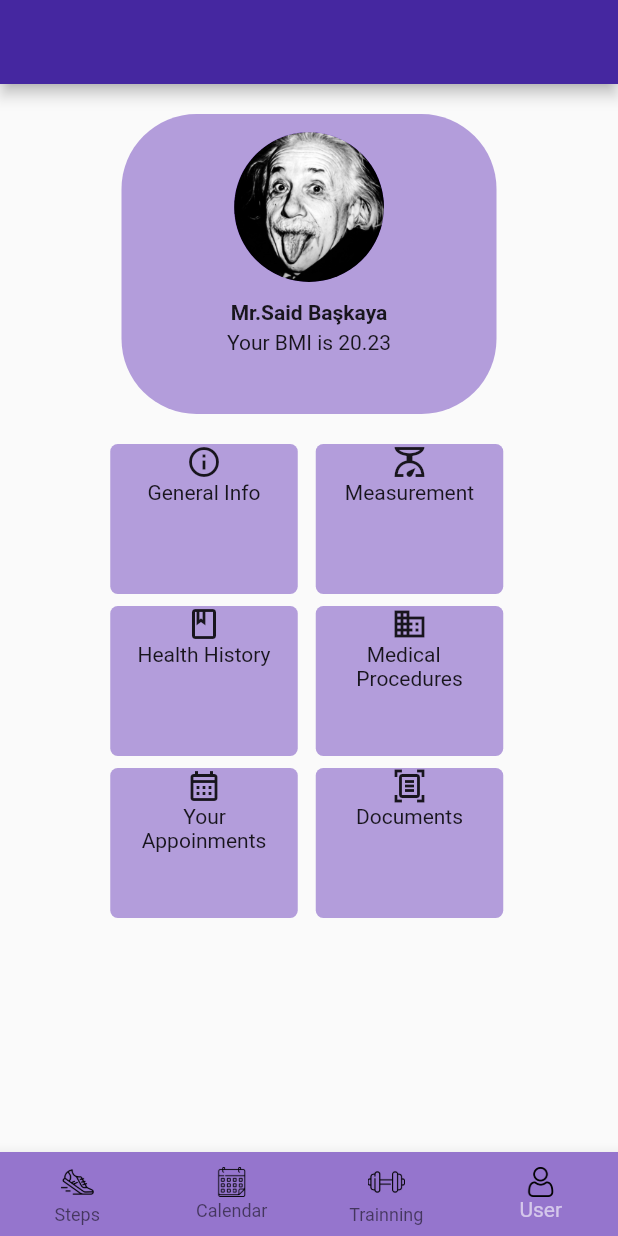
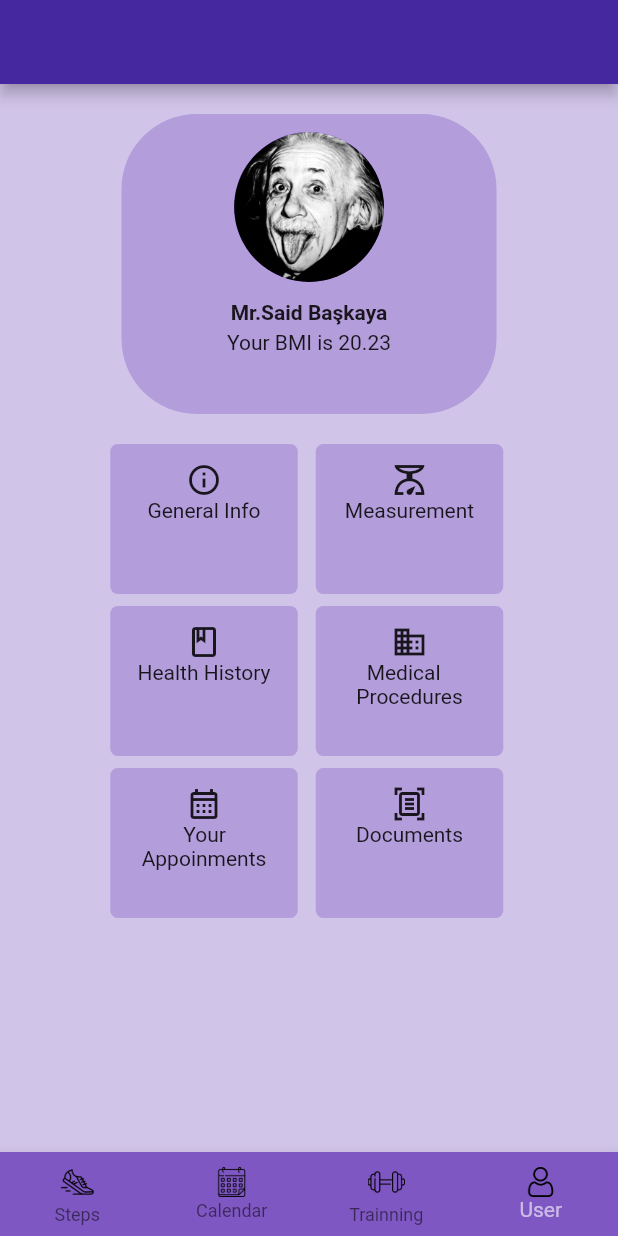
Before and after one commit to yavuzsavan/trainingApp, a Flutter app: the screen it shows after launch, on a phone screen of 412 x 824 dp. Run offline on Flutter 3.47's test engine with Material 2 defaults, Android fonts, the phone set to English and light mode, and no system bars; our stand-ins replace google_nav_bar, percent_indicator.

Commit message:
some padding

```diff
--- a/lib/homepage.dart
+++ b/lib/homepage.dart
@@ -31,7 +31,7 @@ class _HomePageState extends State<HomePage> {
     return Scaffold(
       body: pages[selectedIndex],
       bottomNavigationBar: BottomNavigationBar(
-        backgroundColor: Colors.deepPurple.shade300,
+        backgroundColor: Colors.deepPurple.shade400,
         onTap: navigateBottomBar,
         currentIndex: selectedIndex,
         type: BottomNavigationBarType.fixed,
--- a/lib/pages/account.dart
+++ b/lib/pages/account.dart
@@ -11,6 +11,7 @@ class UserAccount extends StatelessWidget {
       appBar: AppBar(
         backgroundColor: Colors.deepPurple.shade800,
       ),
+      backgroundColor: Colors.deepPurple.shade100,
       body: Center(
         child: Column(
           children: [
@@ -35,7 +36,9 @@ class UserAccount extends StatelessWidget {
                         ),
                         child: ClipRRect(
                           borderRadius: BorderRadius.circular(80.0),
-                        child: Image.asset("assets/images/einstein2.png"),
+                          child: Image.asset(
+                            "assets/images/einstein2.png",
+                          ),
                         )
                         // Image.asset(
                         //     "assets/images/einstein2.png",
@@ -75,7 +78,13 @@ class UserAccount extends StatelessWidget {
                           ),
                           child: Column(
                             children: const [
-                              Icon(Icons.info_outlined),
+                              Padding(
+                                padding: EdgeInsets.only(top: 12),
+                                child: Icon(
+                                  Icons.info_outlined,
+
+                                ),
+                              ),
                               Text(
                                 "General Info",
                               ),
@@ -92,7 +101,10 @@ class UserAccount extends StatelessWidget {
                           ),
                           child: Column(
                             children: const [
-                              Icon(Icons.book_outlined),
+                              Padding(
+                                padding: EdgeInsets.only(top: 12.0),
+                                child: Icon(Icons.book_outlined),
+                              ),
                               Text(
                                 "Health History",
                               ),
@@ -108,7 +120,10 @@ class UserAccount extends StatelessWidget {
                           ),
                           child: Column(
                             children: const [
-                              Icon(Icons.calendar_month_outlined),
+                              Padding(
+                                padding: EdgeInsets.only(top: 12.0),
+                                child: Icon(Icons.calendar_month_outlined,),
+                              ),
                               Text(
                                 "        Your\nAppoinments",
                               ),
@@ -130,7 +145,10 @@ class UserAccount extends StatelessWidget {
                         ),
                         child: Column(
                           children: const [
-                            Icon(Icons.scale_outlined),
+                            Padding(
+                              padding: EdgeInsets.only(top: 12.0),
+                              child: Icon(Icons.scale_outlined),
+                            ),
                             Text(
                               "Measurement",
                             ),
@@ -147,7 +165,10 @@ class UserAccount extends StatelessWidget {
                         ),
                         child: Column(
                           children: const [
-                            Icon(Icons.domain_outlined),
+                            Padding(
+                              padding: EdgeInsets.only(top: 12.0),
+                              child: Icon(Icons.domain_outlined),
+                            ),
                             Text(
                               "  Medical\nProcedures",
                             ),
@@ -163,7 +184,10 @@ class UserAccount extends StatelessWidget {
                         ),
                         child: Column(
                           children: const [
-                            Icon(Icons.document_scanner_outlined),
+                            Padding(
+                              padding: EdgeInsets.only(top: 12.0),
+                              child: Icon(Icons.document_scanner_outlined,),
+                            ),
                             Text(
                               "Documents",
                             ),
```
Also changed, not shown: lib/pages/step.dart (+29 -7 lines), lib/pages/training.dart (+4 -3 lines). Lines whose indentation alone changed are shown as unchanged.
